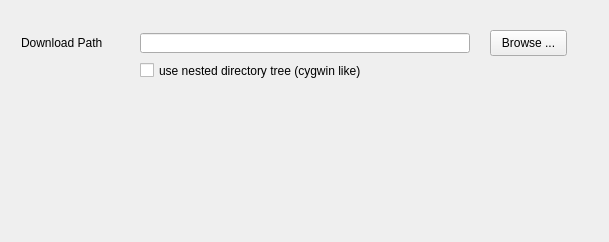
Above: gui/downloadsettingspage.ui from KDE/kdewin-installer before the change. Below: the same form after it.
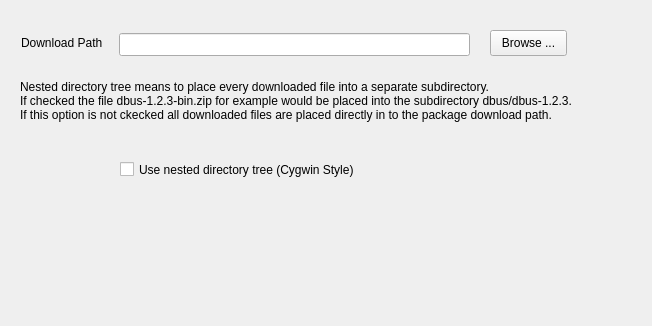
That is the form after the change.

Commit message: - placed tooltip on the page directly

Patch:
```diff
--- a/gui/downloadsettingspage.ui
+++ b/gui/downloadsettingspage.ui
@@ -5,8 +5,8 @@
    <rect>
     <x>0</x>
     <y>0</y>
-    <width>609</width>
-    <height>242</height>
+    <width>652</width>
+    <height>326</height>
    </rect>
   </property>
   <property name="windowTitle" >
@@ -18,8 +18,8 @@
   <widget class="QCheckBox" name="nestedDownloadTree" >
    <property name="geometry" >
     <rect>
-     <x>140</x>
-     <y>61</y>
+     <x>120</x>
+     <y>160</y>
      <width>316</width>
      <height>19</height>
     </rect>
@@ -34,7 +34,7 @@
 &lt;p style="-qt-paragraph-type:empty; margin-top:0px; margin-bottom:0px; margin-left:0px; margin-right:0px; -qt-block-indent:0; text-indent:0px; font-size:8pt;">&lt;/p>&lt;/body>&lt;/html></string>
    </property>
    <property name="text" >
-    <string>use nested directory tree (cygwin like)</string>
+    <string>Use nested directory tree (Cygwin Style)</string>
    </property>
   </widget>
   <widget class="QLineEdit" name="tempPathEdit" >
@@ -43,10 +43,10 @@
    </property>
    <property name="geometry" >
     <rect>
-     <x>140</x>
+     <x>119</x>
      <y>33</y>
-     <width>330</width>
-     <height>20</height>
+     <width>351</width>
+     <height>23</height>
     </rect>
    </property>
   </widget>
@@ -85,6 +85,27 @@
     <string>Browse ...</string>
    </property>
   </widget>
+  <widget class="QLabel" name="label" >
+   <property name="geometry" >
+    <rect>
+     <x>20</x>
+     <y>80</y>
+     <width>581</width>
+     <height>91</height>
+    </rect>
+   </property>
+   <property name="text" >
+    <string>Nested directory tree means to place every downloaded file into a separate subdirectory. 
+If checked the file dbus-1.2.3-bin.zip for example would be placed into the subdirectory dbus/dbus-1.2.3. 
+If this option is not ckecked all downloaded files are placed directly in to the package download path.</string>
+   </property>
+   <property name="alignment" >
+    <set>Qt::AlignLeading|Qt::AlignLeft|Qt::AlignTop</set>
+   </property>
+   <property name="wordWrap" >
+    <bool>true</bool>
+   </property>
+  </widget>
  </widget>
  <resources/>
  <connections/>
```
